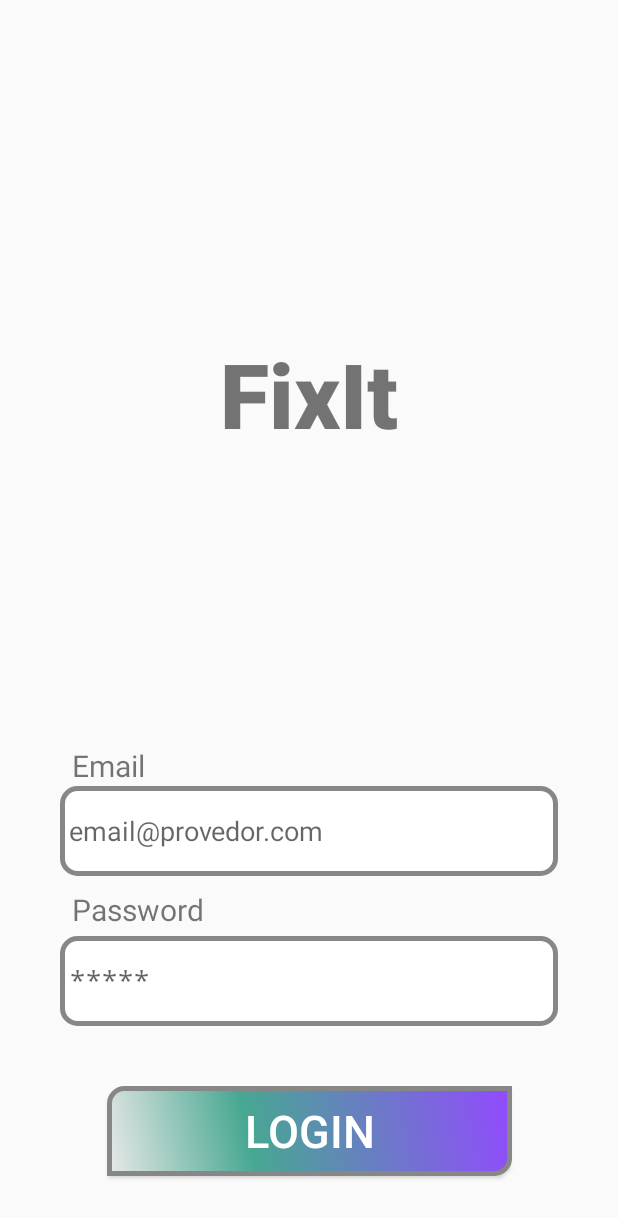
After one commit to BrunoMarini/Fixit_APP, an Android app: the LoginActivity screen opened directly, with no data from a screen before it, on a phone screen of 412 x 824 dp. The commit adds this screen. Shown: the top 1218 px of the screen. Run offline under Robolectric (Android 15) with nearby library versions, the phone set to English and light mode, and no system bars; libraries missing offline, so code that uses them is left out: com.squareup.okhttp; 1 statement that could not run was skipped.

Commit message:
Adding login activity and some minor improvements

```diff
--- a/APP/app/build.gradle
+++ b/APP/app/build.gradle
@@ -32,5 +32,4 @@ dependencies {
     testImplementation 'junit:junit:4.12'
     androidTestImplementation 'androidx.test.ext:junit:1.1.2'
     androidTestImplementation 'androidx.test.espresso:espresso-core:3.3.0'
-
 }
--- /dev/null
+++ b/APP/app/src/main/java/com/city/fixit/UserAuth/LoginActivity.java
@@ -0,0 +1,136 @@
+package com.city.fixit.UserAuth;
+
+import android.app.Activity;
+import android.app.AlertDialog;
+import android.content.Context;
+import android.content.DialogInterface;
+import android.os.Bundle;
+import android.util.Patterns;
+import android.view.View;
+import android.widget.Button;
+import android.widget.EditText;
+import android.widget.Toast;
+
+import com.city.fixit.R;
+import com.city.fixit.ServerCommunication.CustomOkHttpClient;
+import com.city.fixit.ServerCommunication.JsonParser;
+import com.city.fixit.Utils.Constants;
+import com.city.fixit.Utils.FLog;
+import com.city.fixit.Utils.Utils;
+import com.squareup.okhttp.Callback;
+import com.squareup.okhttp.Request;
+import com.squareup.okhttp.Response;
+
+import java.io.IOException;
+import java.util.ArrayList;
+
+public class LoginActivity extends Activity implements Callback {
+
+    private static String TAG = "LoginActivity";
+
+    private Context mContext;
+    private Callback mCallback;
+
+    private Button mBtnLogin;
+
+    private EditText mEtEmail;
+    private EditText mEtPassword;
+
+    @Override
+    protected void onCreate(Bundle savedInstanceState) {
+        super.onCreate(savedInstanceState);
+        setContentView(R.layout.activity_login);
+
+        mContext = this;
+        mCallback = this;
+
+        mEtEmail = findViewById(R.id.etLoginEmail);
+        mEtPassword = findViewById(R.id.etLoginPassword);
+
+        mBtnLogin = findViewById(R.id.btnLogin);
+        mBtnLogin.setOnClickListener(new View.OnClickListener() {
+            @Override
+            public void onClick(View v) {
+                FLog.d(TAG, "Starting login");
+                isErrorState(false);
+                String email = mEtEmail.getText().toString();
+                String pass = mEtPassword.getText().toString();
+
+                if(isInputValid(email, pass)) {
+                    FLog.d(TAG, "Valid input, performing login!");
+                    boolean ret = CustomOkHttpClient.sendLoginRequest(mContext, mCallback, email, pass);
+                    if(!ret) {
+                        showAlertMessage("Impossível conectar ao servidor,\n Verifique sua conexão!");
+                    }
+                }
+            }
+        });
+    }
+
+    private boolean isInputValid(String email, String pass) {
+        ArrayList<String> s = new ArrayList<>();
+        FLog.d(TAG, "EMIL: " + email + " pass: " + pass);
+        if(email.isEmpty() || !Patterns.EMAIL_ADDRESS.matcher(email).matches()) {
+            s.add("Email inválido!");
+        }
+
+        if(pass.isEmpty() || pass.length() < Constants.PASSWORD_MIN_LENGTH) {
+            s.add("A senha deve contem pelo menos 4 caracteres!");
+        }
+
+        if(s.size() > 0) {
+            FLog.d(TAG, "Stopped! User inserted invalid info!");
+            isErrorState(true);
+            Toast.makeText(mContext, Utils.prepareErrorMessage(s), Toast.LENGTH_LONG).show();
+            return false;
+        }
+        return true;
+    }
+
+    private void isErrorState(boolean state) {
+        int e = (state ? R.drawable.edit_text_error_shape : R.drawable.edit_text_shape);
+        mEtEmail.setBackgroundResource(e);
+        mEtPassword.setBackgroundResource(e);
+    }
+
+    private void showAlertMessage(String s) {
+        final AlertDialog.Builder dialog = new AlertDialog.Builder(this);
+        dialog.setTitle("Error!");
+        dialog.setMessage(s);
+        dialog.setPositiveButton("OK", new DialogInterface.OnClickListener() {
+            @Override
+            public void onClick(DialogInterface dialog, int which) {
+                // Do nothing when user press ok
+            }
+        });
+        LoginActivity.this.runOnUiThread(new Runnable() {
+            @Override
+            public void run() {
+                AlertDialog alertDialog = dialog.create();
+                alertDialog.show();
+            }
+        });
+    }
+
+    @Override
+    public void onResponse(Response response) throws IOException {
+        if(response.isSuccessful()) {
+            String token = JsonParser.getResponseToken(response.body().string());
+            if(Utils.saveToken(mContext, token)) {
+                FLog.d(TAG, "Token saved successfully and user logged in :)");
+                //TODO: Startar a atividade de report
+            }
+            // TODO: Is this case possible?
+        } else {
+            String serverMessage = JsonParser.getResponseMessage(response.body().string());
+            FLog.d(TAG, "Error! Server Response: " + serverMessage);
+            showAlertMessage(serverMessage);
+        }
+    }
+
+    @Override
+    public void onFailure(Request request, IOException e) {
+        FLog.d(TAG, "Device not able to connect with server! " + e.getMessage());
+        showAlertMessage("Impossível conectar com o servidor!\n Por favor tente novamente mais tarde!");
+    }
+}
--- a/APP/app/src/main/java/com/city/fixit/MainActivity.java
+++ b/APP/app/src/main/java/com/city/fixit/UserAuth/MainActivity.java
@@ -1,4 +1,4 @@
-package com.city.fixit;
+package com.city.fixit.UserAuth;
 
 import androidx.appcompat.app.AppCompatActivity;
 
@@ -7,6 +7,8 @@ import android.content.Intent;
 import android.os.Bundle;
 import android.view.View;
 import android.widget.Button;
+
+import com.city.fixit.R;
 
 public class MainActivity extends AppCompatActivity {
 
@@ -21,6 +23,7 @@ public class MainActivity extends AppCompatActivity {
         btnLogin.setOnClickListener(new View.OnClickListener() {
             @Override
             public void onClick(View v) {
+                startActivity(new Intent(context, LoginActivity.class));
             }
         });
         Button btnRegister = findViewById(R.id.btnRegister);
--- /dev/null
+++ b/APP/app/src/main/res/layout/activity_login.xml
@@ -0,0 +1,83 @@
+<?xml version="1.0" encoding="utf-8"?>
+<androidx.constraintlayout.widget.ConstraintLayout xmlns:android="http://schemas.android.com/apk/res/android"
+    xmlns:app="http://schemas.android.com/apk/res-auto"
+    xmlns:tools="http://schemas.android.com/tools"
+    android:layout_width="match_parent"
+    android:layout_height="match_parent"
+    tools:context=".UserAuth.MainActivity">
+
+    <TextView
+        android:id="@+id/textView"
+        android:layout_width="wrap_content"
+        android:layout_height="wrap_content"
+        android:fontFamily="sans-serif-black"
+        android:text="@string/app_name"
+        android:textSize="60sp"
+        app:layout_constraintBottom_toTopOf="@+id/etLoginEmail"
+        app:layout_constraintEnd_toEndOf="parent"
+        app:layout_constraintStart_toStartOf="parent"
+        app:layout_constraintTop_toTopOf="parent" />
+
+    <EditText
+        android:id="@+id/etLoginEmail"
+        android:layout_width="match_parent"
+        android:layout_height="60dp"
+        android:layout_marginBottom="64dp"
+        android:background="@drawable/edit_text_shape"
+        android:hint="@string/hint_email"
+        android:layout_margin="40sp"
+        android:paddingStart="6dp"
+        app:layout_constraintBottom_toTopOf="@+id/etLoginPassword"
+        app:layout_constraintEnd_toEndOf="parent"
+        app:layout_constraintStart_toStartOf="parent" />
+
+    <TextView
+        android:layout_width="wrap_content"
+        android:layout_height="wrap_content"
+        android:layout_marginStart="8dp"
+        android:text="@string/tv_email"
+        android:textSize="20sp"
+        app:layout_constraintBottom_toTopOf="@+id/etLoginEmail"
+        app:layout_constraintStart_toStartOf="@+id/etLoginEmail" />
+
+
+    <TextView
+        android:layout_width="wrap_content"
+        android:layout_height="wrap_content"
+        android:layout_marginStart="8dp"
+        android:layout_marginBottom="4dp"
+        android:text="@string/tv_password"
+        android:textSize="20sp"
+        app:layout_constraintBottom_toTopOf="@+id/etLoginPassword"
+        app:layout_constraintStart_toStartOf="@+id/etLoginPassword" />
+
+    <EditText
+        android:id="@+id/etLoginPassword"
+        android:layout_width="match_parent"
+        android:layout_height="60dp"
+        android:layout_marginBottom="32dp"
+        android:layout_margin="40sp"
+        android:background="@drawable/edit_text_shape"
+        android:inputType="textPassword"
+        android:hint="@string/hint_password"
+        android:paddingStart="6dp"
+        app:layout_constraintBottom_toTopOf="@+id/btnLogin"
+        app:layout_constraintEnd_toEndOf="parent"
+        app:layout_constraintHorizontal_bias="0.0"
+        app:layout_constraintStart_toStartOf="parent" />
+
+    <Button
+        android:id="@+id/btnLogin"
+        android:layout_width="270dp"
+        android:layout_height="60dp"
+        android:layout_marginBottom="40dp"
+        android:background="@drawable/button_shape"
+        android:shadowColor="#A8A8A8"
+        android:text="@string/btn_login"
+        android:textColor="#FFFFFF"
+        android:textSize="30sp"
+        app:layout_constraintBottom_toBottomOf="parent"
+        app:layout_constraintEnd_toEndOf="parent"
+        app:layout_constraintStart_toStartOf="parent" />
+
+</androidx.constraintlayout.widget.ConstraintLayout>
--- a/APP/app/src/main/res/layout/activity_main.xml
+++ b/APP/app/src/main/res/layout/activity_main.xml
@@ -4,7 +4,7 @@
     xmlns:tools="http://schemas.android.com/tools"
     android:layout_width="match_parent"
     android:layout_height="match_parent"
-    tools:context=".MainActivity">
+    tools:context=".UserAuth.MainActivity">
 
     <TextView
         android:layout_width="wrap_content"
```
Also changed, not shown: APP/app/src/main/AndroidManifest.xml (+6 -7 lines), APP/app/src/main/java/com/city/fixit/ServerCommunication/CustomOkHttpClient.java (+28 -7 lines), APP/app/src/main/java/com/city/fixit/ServerCommunication/JsonParser.java (+22 -0 lines), APP/app/src/main/java/com/city/fixit/UserAuth/RegisterActivity.java (renamed from APP/app/src/main/java/com/city/fixit/RegisterActivity.java, +30 -29 lines), APP/app/src/main/java/com/city/fixit/Utils/Constants.java (+8 -0 lines), APP/app/src/main/java/com/city/fixit/Utils/Utils.java (added, +29 -0 lines), APP/app/src/main/res/layout/activity_register.xml (+9 -9 lines).
